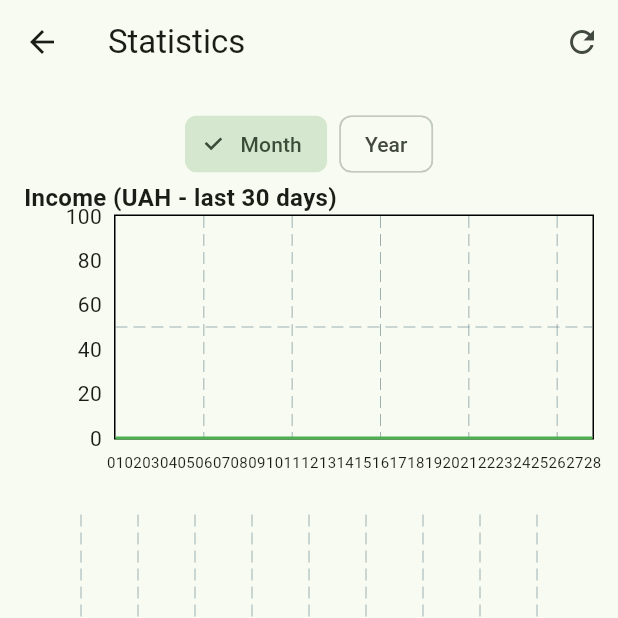
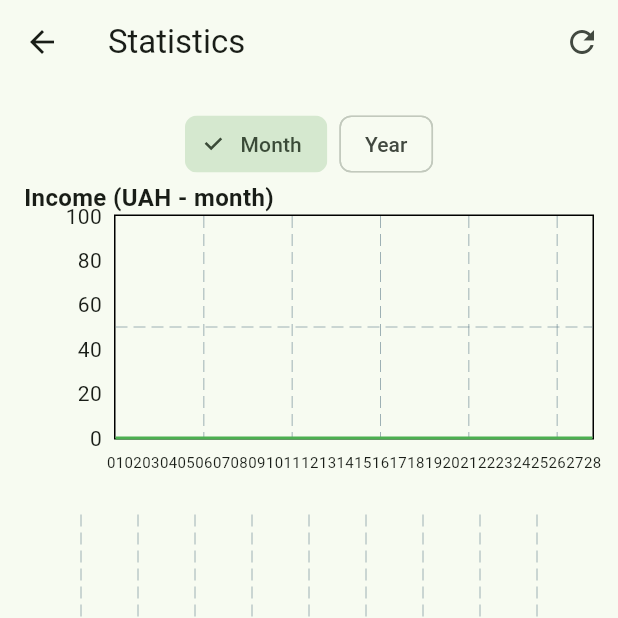
Before and after one commit to kodizhuk/MyMoney, a Flutter app: the StatisticsScreen screen opened directly, on a phone screen of 412 x 824 dp, the top half of it. Run offline on Flutter 3.47's test engine with Material 3 defaults, Android fonts, the light colour scheme and no system bars; drawn by our look-alikes of fl_chart; our stand-ins replace sqflite_common_ffi; accounts and stored records are empty.

Commit message:
fix year display for bars

```diff
--- a/lib/screens/statistics_screen.dart
+++ b/lib/screens/statistics_screen.dart
@@ -4,7 +4,8 @@ import 'package:intl/intl.dart';
 import '../services/database_service.dart';
 import '../models/transaction.dart' as model;
 
-enum TimeRange { month, year, all }
+//Buttons to select time range for graphs
+enum TimeRange { month, year }
 
 class StatisticsScreen extends StatefulWidget {
   const StatisticsScreen({super.key});
@@ -44,6 +45,7 @@ class _StatisticsScreenState extends State<StatisticsScreen> {
     }
   }
 
+  // Set the time range for graphs and refresh the data
   void _setRange(TimeRange r) {
     setState(() {
       _range = r;
@@ -160,7 +162,7 @@ Widget build(BuildContext context) {
                 ),
                 //const SizedBox(height: 16),
                 Text(
-                  'Income (${_range == TimeRange.month ? 'UAH - last 30 days' : _range == TimeRange.year ? 'UAH - this year' : 'UAH - all time'})',
+                  'Income (${_range == TimeRange.month ? 'UAH - month' : 'UAH - year'})',
                   style: const TextStyle(fontSize: 16, fontWeight: FontWeight.bold),
                 ),
                 //const SizedBox(height: 12),
@@ -238,7 +240,16 @@ Widget build(BuildContext context) {
                                     if (valueY == 0) return const SizedBox.shrink();  // Hide zero
 
                                     final label = entry.key;
-                                    String display = DateFormat('dd').format(DateTime.parse(label));
+
+                                    String display;
+                                    if (_range == TimeRange.month) {
+                                      display = DateFormat('dd').format(DateTime.parse(label));
+                                    } else if (_range == TimeRange.year) {
+                                      display = DateFormat('MMM yyyy').format(DateTime.parse('$label-01'));
+                                    } else {
+                                      display = label;
+                                    }
+                                    //String display = DateFormat('dd').format(DateTime.parse(label));
 
                                     return SideTitleWidget(
                                       axisSide: meta.axisSide,
```
